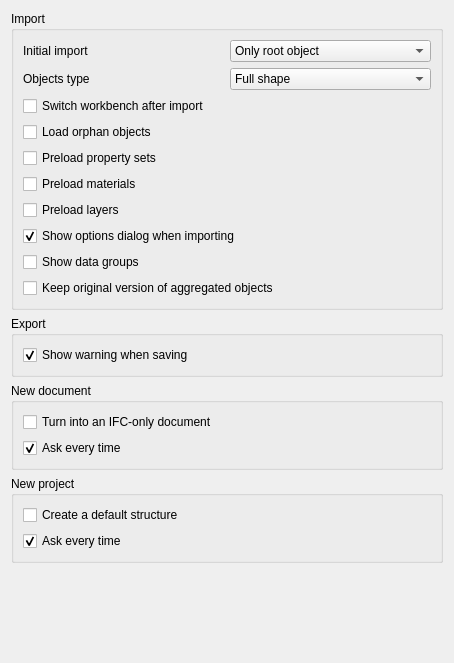
Old version of the form ui/preferencesNativeIFC.ui in the repository yorikvanhavre/FreeCAD-NativeIFC.
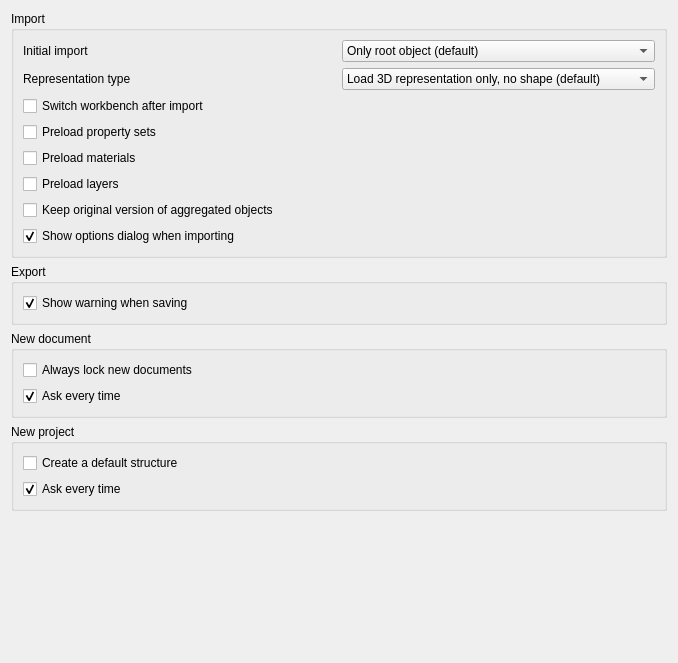
New version of the form. Custom widgets are drawn as their Qt base class.

Commit message: Better wording in import dialogs

```diff
--- a/ui/preferencesNativeIFC.ui
+++ b/ui/preferencesNativeIFC.ui
@@ -6,7 +6,7 @@
    <rect>
     <x>0</x>
     <y>0</y>
-    <width>454</width>
+    <width>678</width>
     <height>663</height>
    </rect>
   </property>
@@ -42,7 +42,7 @@
           </property>
           <item>
            <property name="text">
-            <string>Only root object</string>
+            <string>Only root object (default)</string>
            </property>
           </item>
           <item>
@@ -60,7 +60,7 @@
         <item row="2" column="0">
          <widget class="QLabel" name="label_2">
           <property name="text">
-           <string>Objects type</string>
+           <string>Representation type</string>
           </property>
          </widget>
         </item>
@@ -70,7 +70,7 @@
            <string>The type of object created at import. Coin only is much faster, but you don't get the full shape information. You can convert between the two anytime by right-clicking the object tree</string>
           </property>
           <property name="currentIndex">
-           <number>0</number>
+           <number>1</number>
           </property>
           <property name="prefEntry" stdset="0">
            <cstring>ShapeMode</cstring>
@@ -80,12 +80,12 @@
           </property>
           <item>
            <property name="text">
-            <string>Full shape</string>
+            <string>Load full shape (slower)</string>
            </property>
           </item>
           <item>
            <property name="text">
-            <string>Coin representation only</string>
+            <string>Load 3D representation only, no shape (default)</string>
            </property>
           </item>
           <item>
@@ -113,22 +113,6 @@
         </property>
        </widget>
       </item>
-      <item>
-       <widget class="Gui::PrefCheckBox" name="checkBox_6">
-        <property name="toolTip">
-         <string>If this is marked, objects not belonging to any project will be loaded too and placed in a separate group</string>
-        </property>
-        <property name="text">
-         <string>Load orphan objects</string>
-        </property>
-        <property name="prefEntry" stdset="0">
-         <cstring>LoadOrphans</cstring>
-        </property>
-        <property name="prefPath" stdset="0">
-         <cstring>Mod/NativeIFC</cstring>
-        </property>
-       </widget>
-      </item>
       <item>
        <widget class="Gui::PrefCheckBox" name="checkBox_7">
         <property name="toolTip">
@@ -177,41 +161,6 @@
         </property>
        </widget>
       </item>
-      <item>
-       <widget class="Gui::PrefCheckBox" name="checkBox">
-        <property name="toolTip">
-         <string>If this is checked, a dialog will be shown at each import</string>
-        </property>
-        <property name="text">
-         <string>Show options dialog when importing</string>
-        </property>
-        <property name="checked">
-         <bool>true</bool>
-        </property>
-        <property name="prefEntry" stdset="0">
-         <cstring>AskAgain</cstring>
-        </property>
-        <property name="prefPath" stdset="0">
-         <cstring>Mod/NativeIFC</cstring>
-        </property>
-       </widget>
-      </item>
-      <item>
-       <widget class="Gui::PrefCheckBox" name="checkBox_9">
-        <property name="toolTip">
-         <string>By default, groups containing non-geometrical data in an IFC document are hidden in the tree. You can show them by right-clicking the IFC document and selecting 'Shoiw hidden objects'. By enabling this setting, these groups will not be hidden by default anymore.</string>
-        </property>
-        <property name="text">
-         <string>Show data groups</string>
-        </property>
-        <property name="prefEntry" stdset="0">
-         <cstring>ShowDataGroups</cstring>
-        </property>
-        <property name="prefPath" stdset="0">
-         <cstring>Mod/NativeIFC</cstring>
-        </property>
-       </widget>
-      </item>
       <item>
        <widget class="Gui::PrefCheckBox" name="checkBox_10">
         <property name="toolTip">
@@ -228,6 +177,25 @@
         </property>
        </widget>
       </item>
+      <item>
+       <widget class="Gui::PrefCheckBox" name="checkBox">
+        <property name="toolTip">
+         <string>If this is checked, a dialog will be shown at each import</string>
+        </property>
+        <property name="text">
+         <string>Show options dialog when importing</string>
+        </property>
+        <property name="checked">
+         <bool>true</bool>
+        </property>
+        <property name="prefEntry" stdset="0">
+         <cstring>AskAgain</cstring>
+        </property>
+        <property name="prefPath" stdset="0">
+         <cstring>Mod/NativeIFC</cstring>
+        </property>
+       </widget>
+      </item>
      </layout>
     </widget>
    </item>
@@ -265,7 +233,7 @@
       <item>
        <widget class="Gui::PrefCheckBox" name="checkBox_13">
         <property name="text">
-         <string>Turn into an IFC-only document</string>
+         <string>Always lock new documents</string>
         </property>
         <property name="prefEntry" stdset="0">
          <cstring>SingleDoc</cstring>
```
Left out of the diff: 6 changed lines with no effect on the pictures. The commit also changes 2 other files.
